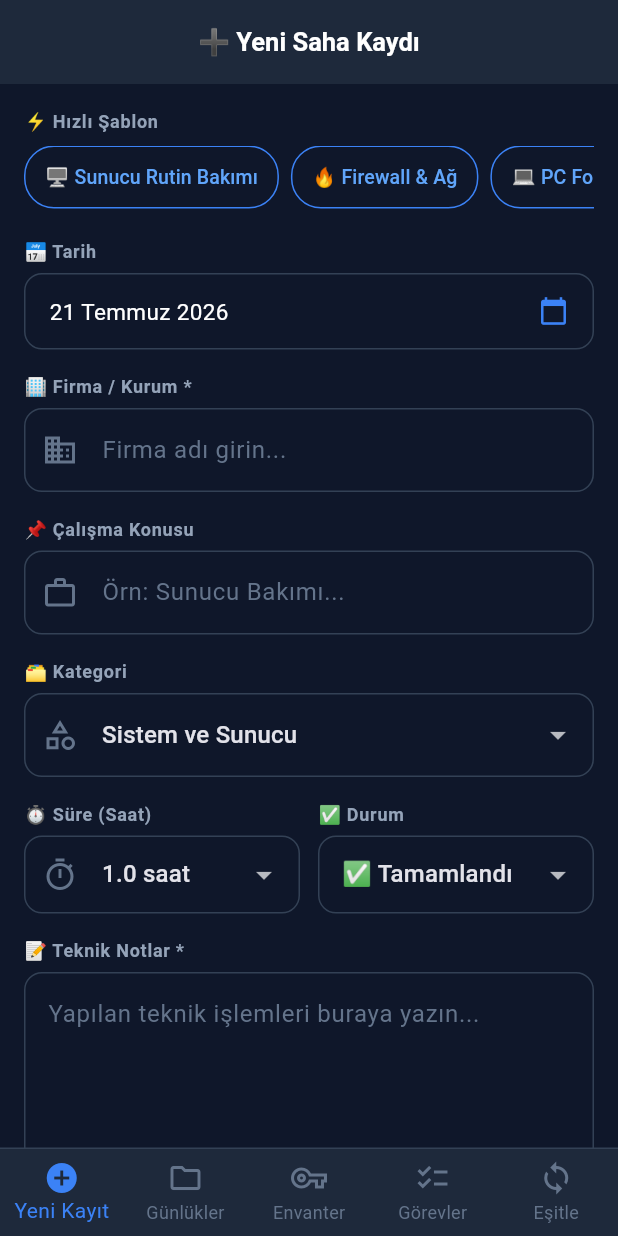
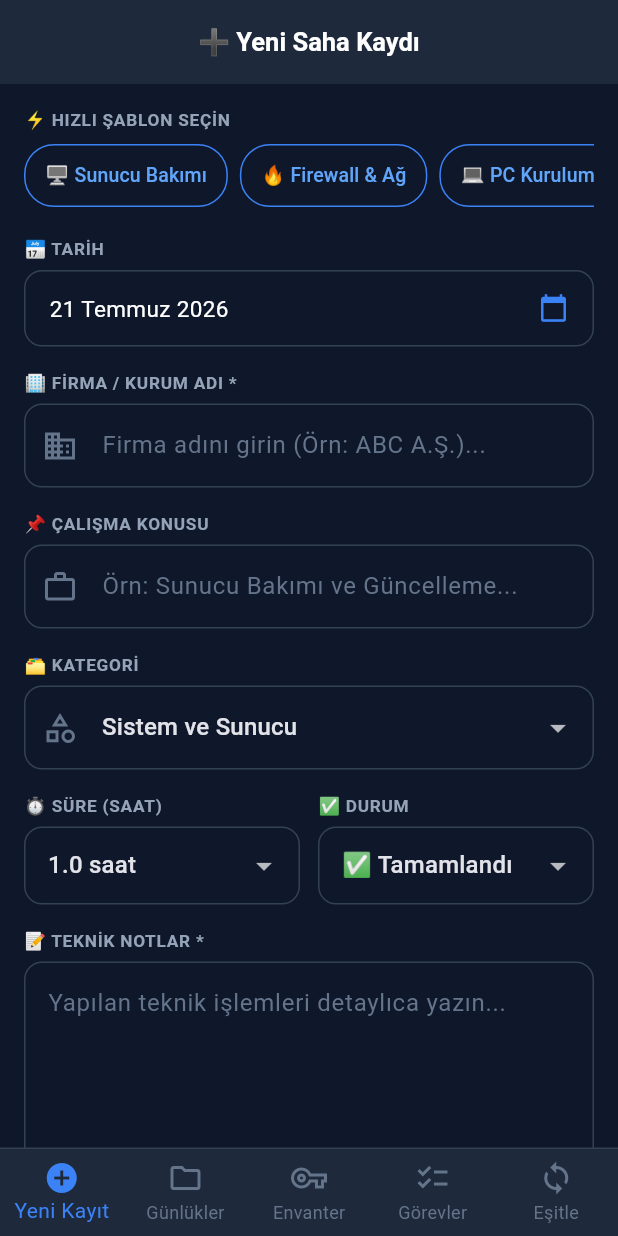
Before and after one commit to vasbabas/it-saha-ziyaret-takip, a Flutter app: the screen it shows after launch, on a phone screen of 412 x 824 dp. Run offline on Flutter 3.47's test engine with Material 3 defaults, Android fonts, the phone set to English and light mode, and no system bars; our stand-ins replace shared_preferences, sqflite; accounts and stored records are empty.

Commit message:
Fix gray screen on new visit tab & improve type-safe sync service JSON parsing

```diff
--- a/it_saha_takip_mobile/lib/screens/new_visit_screen.dart
+++ b/it_saha_takip_mobile/lib/screens/new_visit_screen.dart
@@ -1,5 +1,4 @@
 import 'package:flutter/material.dart';
-import 'package:intl/intl.dart';
 import '../models/models.dart';
 import '../services/database_service.dart';
 import '../services/sync_service.dart';
@@ -33,7 +32,7 @@ class _NewVisitScreenState extends State<NewVisitScreen> {
   ];
 
   final _templates = {
-    '🖥️ Sunucu Rutin Bakımı': {
+    '🖥️ Sunucu Bakımı': {
       'subject': 'Sunucu Rutin Bakımı ve Sağlık Kontrolü',
       'notes':
           '— Sunucu disk doluluk oranları kontrol edildi.\n— Windows Update uygulandı.\n— Event Viewer günlükleri incelendi, hata yok.',
@@ -42,12 +41,12 @@ class _NewVisitScreenState extends State<NewVisitScreen> {
       'subject': 'Firewall ve VLAN Kural Güncellemesi',
       'notes': '— Güvenlik duvarı kuralları güncellendi.\n— VPN erişim izinleri denetlendi.',
     },
-    '💻 PC Format / Kurulum': {
+    '💻 PC Kurulumu': {
       'subject': 'Kullanıcı Bilgisayarı Format ve Kurulum',
       'notes':
           '— Windows 11 yeniden kuruldu.\n— Domain ve Antivirüs tanımlamaları yapıldı.',
     },
-    '💾 Yedekleme Kontrolü': {
+    '💾 Yedek Kontrolü': {
       'subject': 'Yedekleme Kontrolü ve Veri Sağlığı',
       'notes': '— Veeam/NAS yedekleme günlükleri incelendi.\n— Test restore işlemi yapıldı.',
     },
@@ -60,8 +59,10 @@ class _NewVisitScreenState extends State<NewVisitScreen> {
   }
 
   Future<void> _loadCompanies() async {
+    try {
       final names = await DatabaseService.getCompanyNames();
-    setState(() => _companySuggestions = names);
+      if (mounted) setState(() => _companySuggestions = names);
+    } catch (_) {}
   }
 
   Future<void> _pickDate() async {
@@ -80,18 +81,36 @@ class _NewVisitScreenState extends State<NewVisitScreen> {
     if (picked != null) setState(() => _selectedDate = picked);
   }
 
+  String _formatDateDisplay(DateTime dt) {
+    final months = [
+      'Ocak', 'Şubat', 'Mart', 'Nisan', 'Mayıs', 'Haziran',
+      'Temmuz', 'Ağustos', 'Eylül', 'Ekim', 'Kasım', 'Aralık'
+    ];
+    return '${dt.day} ${months[dt.month - 1]} ${dt.year}';
+  }
+
+  String _formatDateISO(DateTime dt) {
+    final y = dt.year.toString().padLeft(4, '0');
+    final m = dt.month.toString().padLeft(2, '0');
+    final d = dt.day.toString().padLeft(2, '0');
+    return '$y-$m-$d';
+  }
+
   void _applyTemplate(String key) {
-    final t = _templates[key]!;
+    final t = _templates[key];
+    if (t != null) {
       _subjectCtrl.text = t['subject']!;
       _notesCtrl.text = t['notes']!;
       setState(() {});
+    }
   }
 
   Future<void> _save() async {
     if (!_formKey.currentState!.validate()) return;
     setState(() => _saving = true);
+    try {
       final visit = Visit(
-      visitDate: DateFormat('yyyy-MM-dd').format(_selectedDate),
+        visitDate: _formatDateISO(_selectedDate),
         company: _companyCtrl.text.trim(),
         subject: _subjectCtrl.text.trim().isEmpty ? 'Genel Destek' : _subjectCtrl.text.trim(),
         technician: _category,
@@ -101,7 +120,6 @@ class _NewVisitScreenState extends State<NewVisitScreen> {
         synced: false,
       );
       await DatabaseService.insertVisit(visit);
-    setState(() => _saving = false);
 
       if (!mounted) return;
       ScaffoldMessenger.of(context).showSnackBar(
@@ -117,10 +135,22 @@ class _NewVisitScreenState extends State<NewVisitScreen> {
       setState(() {
         _selectedDate = DateTime.now();
         _duration = 1.0;
+        _saving = false;
       });
 
       // Auto-sync in background
       SyncService.fullSync();
+    } catch (e) {
+      if (mounted) {
+        setState(() => _saving = false);
+        ScaffoldMessenger.of(context).showSnackBar(
+          SnackBar(
+            content: Text('Hata: $e'),
+            backgroundColor: Colors.red,
+          ),
+        );
+      }
+    }
   }
 
   @override
@@ -136,7 +166,7 @@ class _NewVisitScreenState extends State<NewVisitScreen> {
           padding: const EdgeInsets.all(16),
           children: [
             // Quick templates
-            _buildSectionTitle('⚡ Hızlı Şablon'),
+            _buildSectionTitle('⚡ HIZLI ŞABLON SEÇİN'),
             const SizedBox(height: 8),
             SizedBox(
               height: 42,
@@ -162,7 +192,7 @@ class _NewVisitScreenState extends State<NewVisitScreen> {
             const SizedBox(height: 20),
 
             // Date
-            _buildSectionTitle('📅 Tarih'),
+            _buildSectionTitle('📅 TARİH'),
             const SizedBox(height: 6),
             InkWell(
               onTap: _pickDate,
@@ -177,7 +207,7 @@ class _NewVisitScreenState extends State<NewVisitScreen> {
                   mainAxisAlignment: MainAxisAlignment.spaceBetween,
                   children: [
                     Text(
-                      DateFormat('dd MMMM yyyy', 'tr').format(_selectedDate),
+                      _formatDateDisplay(_selectedDate),
                       style: const TextStyle(color: Colors.white, fontSize: 15),
                     ),
                     const Icon(Icons.calendar_today, color: Color(0xFF3B82F6), size: 20),
@@ -188,47 +218,32 @@ class _NewVisitScreenState extends State<NewVisitScreen> {
             const SizedBox(height: 16),
 
             // Company
-            _buildSectionTitle('🏢 Firma / Kurum *'),
+            _buildSectionTitle('🏢 FİRMA / KURUM ADI *'),
             const SizedBox(height: 6),
-            Autocomplete<String>(
-              optionsBuilder: (value) {
-                if (value.text.isEmpty) return const [];
-                return _companySuggestions.where(
-                  (s) => s.toLowerCase().contains(value.text.toLowerCase()),
-                );
-              },
-              onSelected: (s) => _companyCtrl.text = s,
-              fieldViewBuilder: (ctx, ctrl, fn, onSubmit) {
-                // Sync external controller text
-                ctrl.text = _companyCtrl.text;
-                ctrl.addListener(() => _companyCtrl.text = ctrl.text);
-                return TextFormField(
-                  controller: ctrl,
-                  focusNode: fn,
+            TextFormField(
+              controller: _companyCtrl,
               decoration: const InputDecoration(
-                    hintText: 'Firma adı girin...',
+                hintText: 'Firma adını girin (Örn: ABC A.Ş.)...',
                 prefixIcon: Icon(Icons.business, color: Color(0xFF64748B)),
               ),
               validator: (v) => v == null || v.trim().isEmpty ? 'Firma adı zorunlu' : null,
-                );
-              },
             ),
             const SizedBox(height: 16),
 
             // Subject
-            _buildSectionTitle('📌 Çalışma Konusu'),
+            _buildSectionTitle('📌 ÇALIŞMA KONUSU'),
             const SizedBox(height: 6),
             TextFormField(
               controller: _subjectCtrl,
               decoration: const InputDecoration(
-                hintText: 'Örn: Sunucu Bakımı...',
+                hintText: 'Örn: Sunucu Bakımı ve Güncelleme...',
                 prefixIcon: Icon(Icons.work_outline, color: Color(0xFF64748B)),
               ),
             ),
             const SizedBox(height: 16),
 
             // Category
-            _buildSectionTitle('🗂️ Kategori'),
+            _buildSectionTitle('🗂️ KATEGORİ'),
             const SizedBox(height: 6),
             DropdownButtonFormField<String>(
               value: _category,
@@ -248,13 +263,12 @@ class _NewVisitScreenState extends State<NewVisitScreen> {
                   child: Column(
                     crossAxisAlignment: CrossAxisAlignment.start,
                     children: [
-                      _buildSectionTitle('⏱️ Süre (Saat)'),
+                      _buildSectionTitle('⏱️ SÜRE (SAAT)'),
                       const SizedBox(height: 6),
                       DropdownButtonFormField<double>(
                         value: _duration,
                         dropdownColor: const Color(0xFF1E293B),
                         decoration: const InputDecoration(
-                          prefixIcon: Icon(Icons.timer_outlined, color: Color(0xFF64748B)),
                           contentPadding: EdgeInsets.symmetric(horizontal: 12, vertical: 14),
                         ),
                         items: [0.5, 1.0, 1.5, 2.0, 2.5, 3.0, 4.0, 5.0, 6.0, 8.0]
@@ -270,7 +284,7 @@ class _NewVisitScreenState extends State<NewVisitScreen> {
                   child: Column(
                     crossAxisAlignment: CrossAxisAlignment.start,
                     children: [
-                      _buildSectionTitle('✅ Durum'),
+                      _buildSectionTitle('✅ DURUM'),
                       const SizedBox(height: 6),
                       DropdownButtonFormField<String>(
                         value: _status,
@@ -292,13 +306,13 @@ class _NewVisitScreenState extends State<NewVisitScreen> {
             const SizedBox(height: 16),
 
             // Notes
-            _buildSectionTitle('📝 Teknik Notlar *'),
+            _buildSectionTitle('📝 TEKNİK NOTLAR *'),
             const SizedBox(height: 6),
             TextFormField(
               controller: _notesCtrl,
               maxLines: 5,
               decoration: const InputDecoration(
-                hintText: 'Yapılan teknik işlemleri buraya yazın...',
+                hintText: 'Yapılan teknik işlemleri detaylıca yazın...',
                 alignLabelWithHint: true,
               ),
               validator: (v) => v == null || v.trim().isEmpty ? 'Notlar zorunlu' : null,
@@ -321,7 +335,7 @@ class _NewVisitScreenState extends State<NewVisitScreen> {
                 ),
               ),
             ),
-            const SizedBox(height: 24),
+            const SizedBox(height: 30),
           ],
         ),
       ),
@@ -332,8 +346,8 @@ class _NewVisitScreenState extends State<NewVisitScreen> {
     return Text(
       text,
       style: const TextStyle(
-        fontSize: 12,
-        fontWeight: FontWeight.w600,
+        fontSize: 11.5,
+        fontWeight: FontWeight.w700,
         color: Color(0xFF94A3B8),
         letterSpacing: 0.5,
       ),
```
Also changed, not shown: it_saha_takip_mobile/lib/models/models.dart (+47 -36 lines), it_saha_takip_mobile/lib/services/sync_service.dart (+33 -18 lines). Lines whose indentation alone changed are shown as unchanged.
